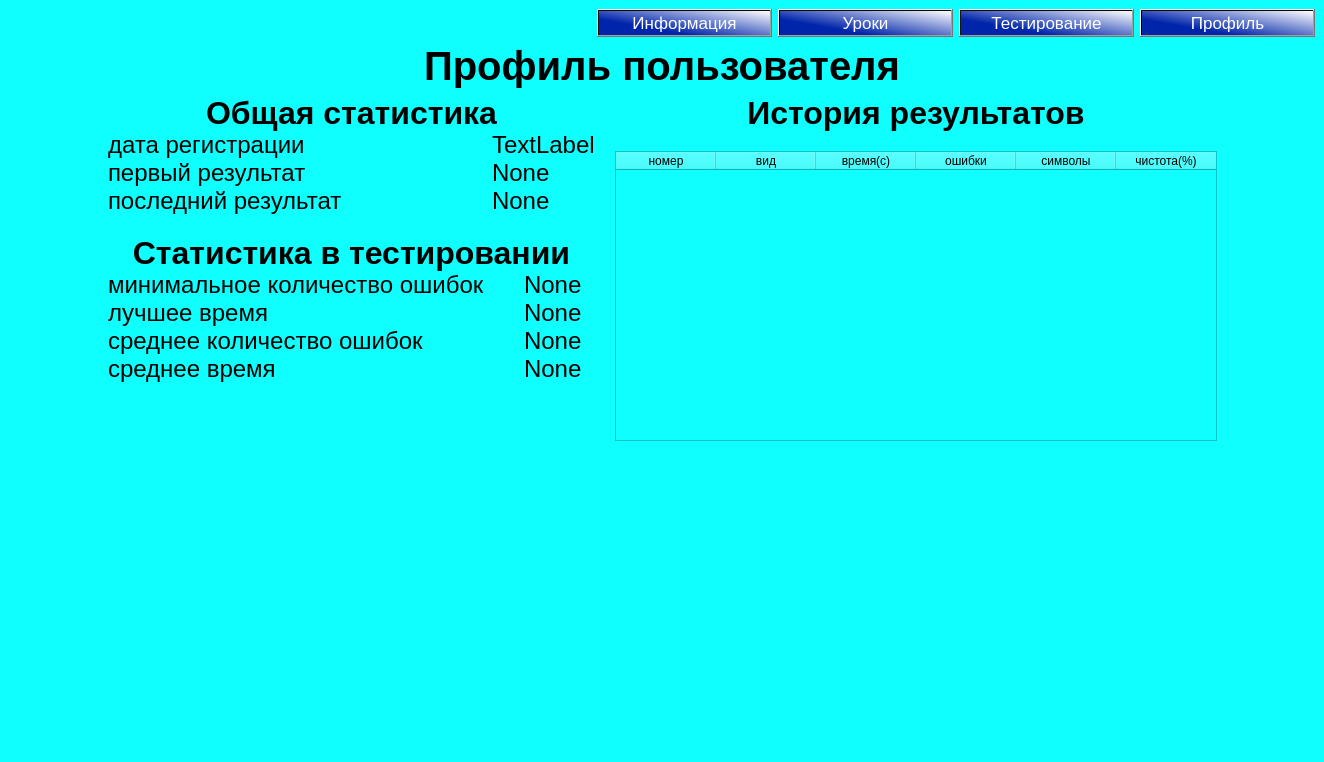
Old version of the form qt_designer/profile.ui in the repository Alpha-x-prog/keyboard.
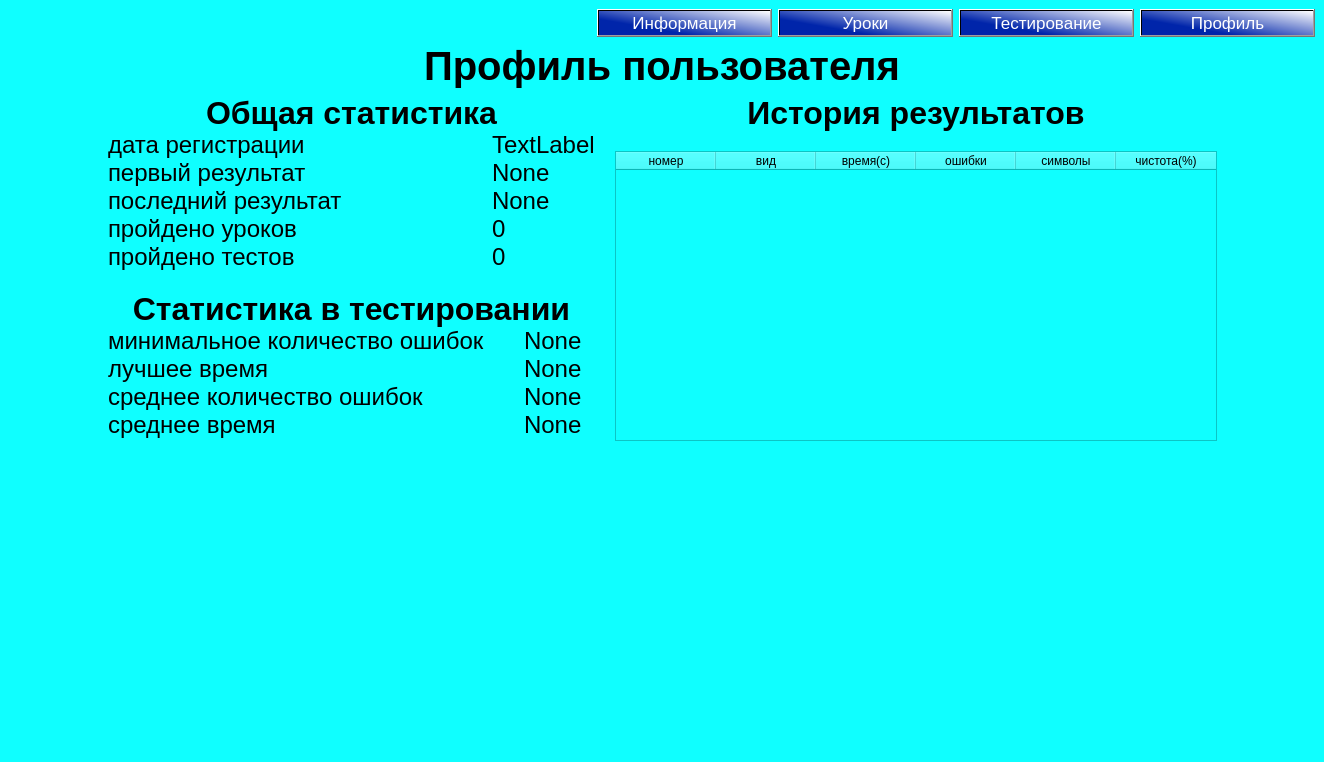
New version of the form.

Diff of the .ui file:
```diff
--- a/qt_designer/profile.ui
+++ b/qt_designer/profile.ui
@@ -312,6 +312,54 @@
                 </property>
                </widget>
               </item>
+              <item row="3" column="0">
+               <widget class="QLabel" name="label_13">
+                <property name="font">
+                 <font>
+                  <pointsize>18</pointsize>
+                 </font>
+                </property>
+                <property name="text">
+                 <string>пройдено уроков</string>
+                </property>
+               </widget>
+              </item>
+              <item row="4" column="0">
+               <widget class="QLabel" name="label_18">
+                <property name="font">
+                 <font>
+                  <pointsize>18</pointsize>
+                 </font>
+                </property>
+                <property name="text">
+                 <string>пройдено тестов</string>
+                </property>
+               </widget>
+              </item>
+              <item row="3" column="1">
+               <widget class="QLabel" name="user_lessons">
+                <property name="font">
+                 <font>
+                  <pointsize>18</pointsize>
+                 </font>
+                </property>
+                <property name="text">
+                 <string>0</string>
+                </property>
+               </widget>
+              </item>
+              <item row="4" column="1">
+               <widget class="QLabel" name="user_tests">
+                <property name="font">
+                 <font>
+                  <pointsize>18</pointsize>
+                 </font>
+                </property>
+                <property name="text">
+                 <string>0</string>
+                </property>
+               </widget>
+              </item>
              </layout>
             </item>
            </layout>
```
Left out of the diff: 14 changed lines with no effect on the pictures.
